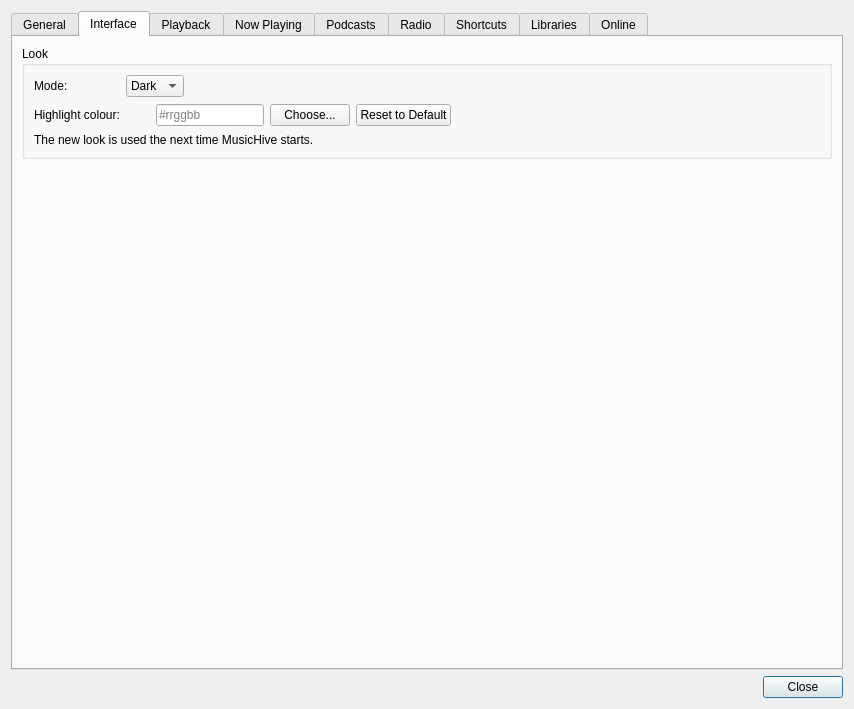
This is ui/settings.ui in music-hive-dev/MusicHive as Qt 5 draws it before an edit. The edited form follows.
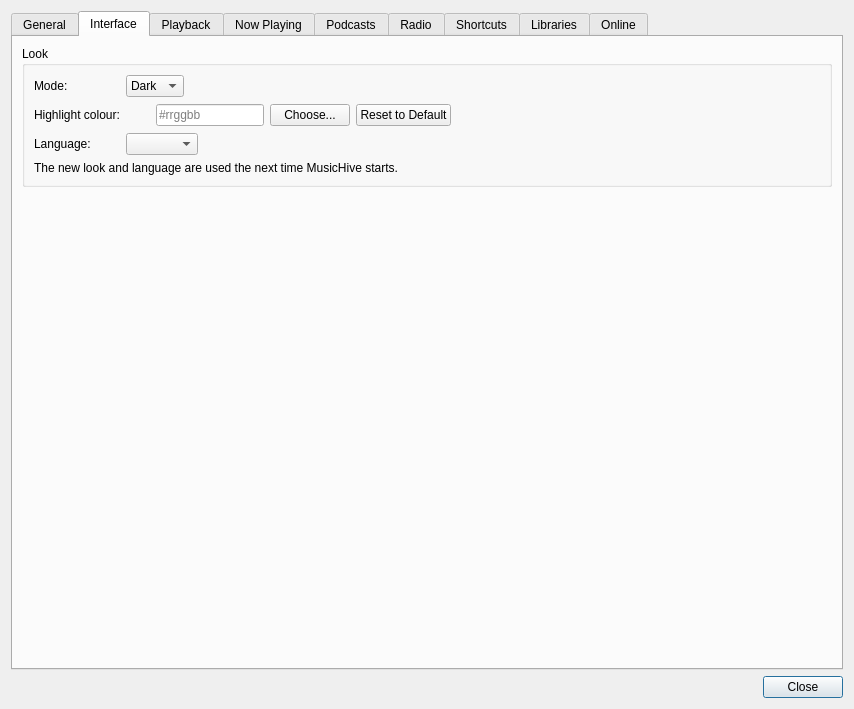
This is the edited form. The open tabs and pages were chosen to show the change. Icons and pictures are not drawn.

```diff
--- a/ui/settings.ui
+++ b/ui/settings.ui
@@ -425,10 +425,24 @@
             </item>
            </layout>
           </item>
-          <item row="2" column="0" colspan="2">
+          <item row="2" column="0">
+           <widget class="QLabel" name="interfaceLanguageLabel">
+            <property name="text">
+             <string>Language:</string>
+            </property>
+           </widget>
+          </item>
+          <item row="2" column="1">
+           <widget class="QComboBox" name="interfaceLanguage">
+            <property name="toolTip">
+             <string>System default uses your desktop's language when there is a translation for it, and English otherwise</string>
+            </property>
+           </widget>
+          </item>
+          <item row="3" column="0" colspan="2">
            <widget class="QLabel" name="interfaceRestartNote">
             <property name="text">
-             <string>The new look is used the next time MusicHive starts.</string>
+             <string>The new look and language are used the next time MusicHive starts.</string>
             </property>
             <property name="wordWrap">
              <bool>true</bool>
```
